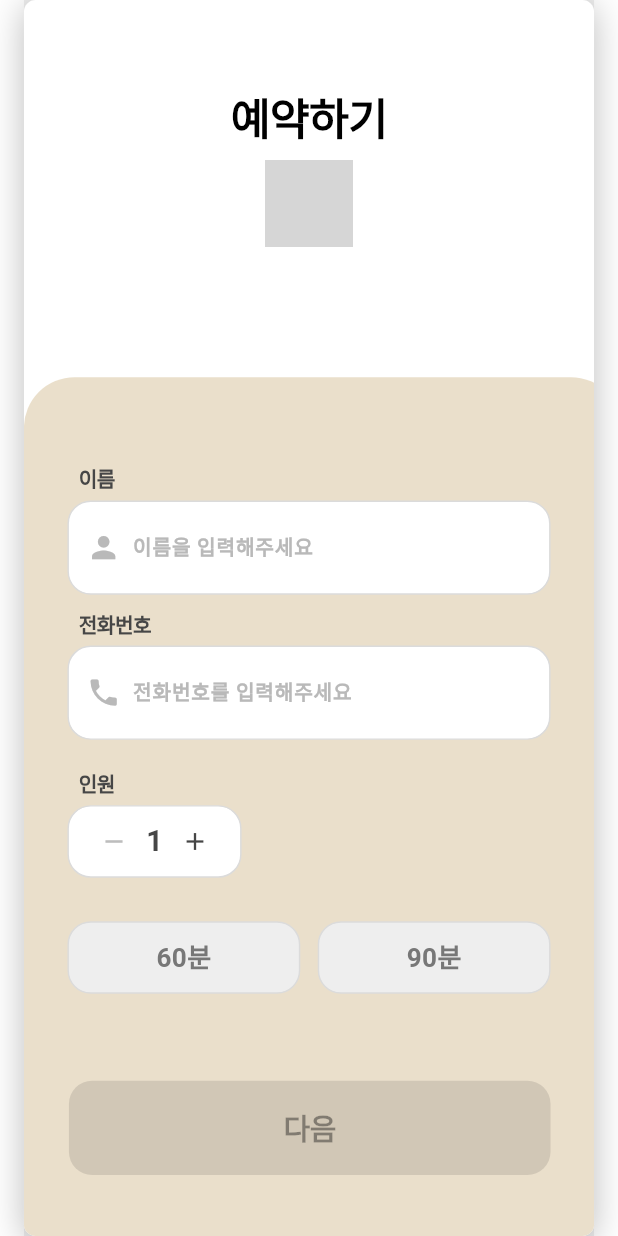
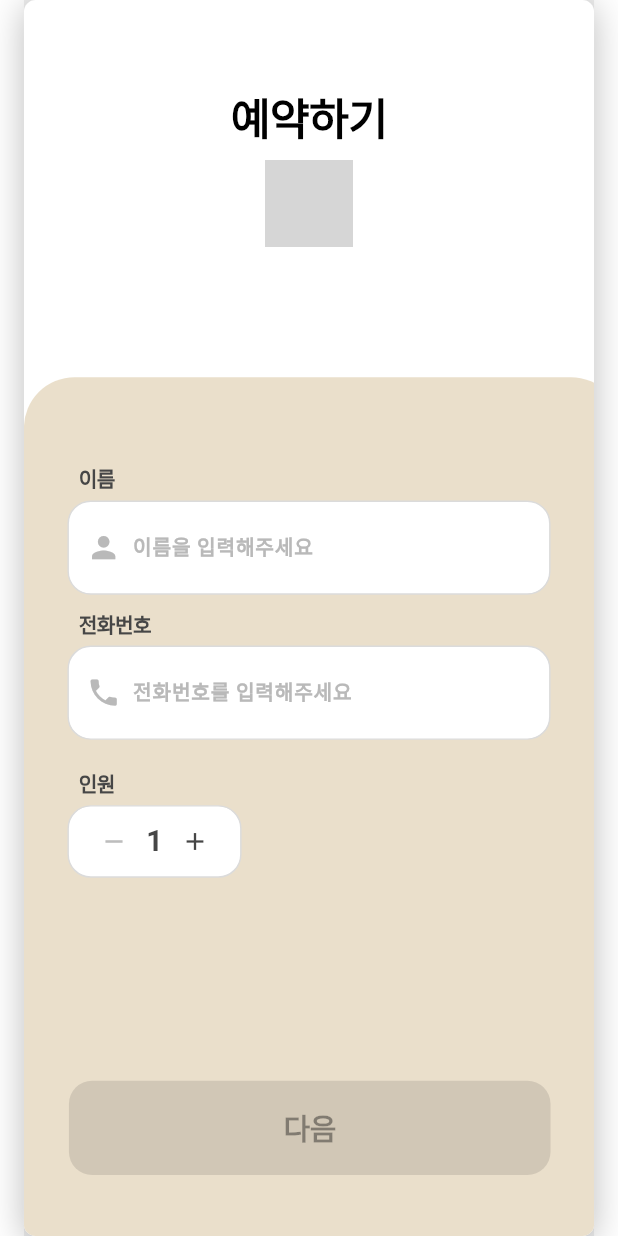
Before and after one commit to jungam5222/ku-tigers-hop, a Flutter app: the ReservationPage screen opened by its route, on a phone screen of 412 x 824 dp. Run offline on Flutter 3.47's test engine with Material 3 defaults, Android fonts, the phone set to English and light mode, and no system bars; missing offline and left inert: dart:html; network calls fail; Roboto replaces fonts that are missing (Pretendard); grey boxes are pictures that could not be loaded.

Commit message:
텍스트 수정

```diff
--- a/pub_frontend-main/lib/screens/additional_confirmation_page.dart
+++ b/pub_frontend-main/lib/screens/additional_confirmation_page.dart
@@ -66,7 +66,7 @@ class AdditionalConfirmationPage extends StatelessWidget {
               left: 87,
               top: 140,
               child: Text(
-                '문자(SMS)를 확인해주세요',
+                '계좌이체까지 해주셔야 주문이 완료됩니다.\n계좌번호: KB국민은행 93800201556124 심태윤',
                 style: TextStyle(
                   color: Colors.black,
                   fontSize: 20,
--- a/pub_frontend-main/lib/screens/confirmation_page.dart
+++ b/pub_frontend-main/lib/screens/confirmation_page.dart
@@ -86,7 +86,7 @@ class _ConfirmationPageState extends State<ConfirmationPage> {
               left: 91,
               top: 140,
               child: Text(
-                '문자(SMS)를 확인해주세요',
+                '계좌이체까지 해주셔야 주문이 완료됩니다.\n계좌번호: KB국민은행 93800201556124 심태윤',
                 style: TextStyle(
                   color: Colors.black,
                   fontSize: 20,
--- a/pub_frontend-main/lib/screens/guide_page.dart
+++ b/pub_frontend-main/lib/screens/guide_page.dart
@@ -7,9 +7,9 @@ class GuidePage extends StatefulWidget {
   const GuidePage({
     super.key,
     this.guideTexts = const [
-      '이용시간 60분 / 90분 중 선택 가능',
-      '외부 음식 반입 불가',
-      '테이블비 5000원',
+      '계좌이체까지 꼭 완료해주셔야 주문이 완료됩니다.',
+      '과음 등 안전에 항상 주의해주시길 바랍니다.',
+      '추가 문의사항은 직원에게 문의 바랍니다.',
     ],
   });
 
--- a/pub_frontend-main/lib/screens/reservation_page.dart
+++ b/pub_frontend-main/lib/screens/reservation_page.dart
@@ -282,82 +282,82 @@ class _ReservationPageState extends State<ReservationPage> {
             ),
 
             // 시간 선택: 초기엔 둘 다 비활성화 (0)
-            Positioned(
-              left: 30, right: 30, top: 635,
-              child: Row(
-                children: [
-                  Expanded(
-                    child: GestureDetector(
-                      onTap: () {
-                        setState(() => _selectedDuration = 60);
-                        service.setMinOrder(25000);
-                        service.setDuration(60);
-                      },
-                      child: Container(
-                        height: 50,
-                        decoration: BoxDecoration(
-                          color: _selectedDuration == 60
-                              ? Colors.white
-                              : const Color(0xFFEEEEEE),
-                          border: Border.all(
-                            color: _selectedDuration == 60
-                                ? const Color(0xFFBBBBBB)
-                                : const Color(0xFFDBDBDB),
-                          ),
-                          borderRadius: BorderRadius.circular(16),
-                        ),
-                        child: Center(
-                          child: Text(
-                            '60분',
-                            style: TextStyle(
-                              fontSize: 18, fontWeight: FontWeight.w700,
-                              color: _selectedDuration == 60
-                                  ? Colors.black
-                                  : const Color(0xFF777777),
-                            ),
-                          ),
-                        ),
-                      ),
-                    ),
-                  ),
-                  const SizedBox(width: 12),
-                  Expanded(
-                    child: GestureDetector(
-                      onTap: () {
-                        setState(() => _selectedDuration = 90);
-                        service.setMinOrder(40000);
-                        service.setDuration(90);
-                      },
-                      child: Container(
-                        height: 50,
-                        decoration: BoxDecoration(
-                          color: _selectedDuration == 90
-                              ? Colors.white
-                              : const Color(0xFFEEEEEE),
-                          border: Border.all(
-                            color: _selectedDuration == 90
-                                ? const Color(0xFFBBBBBB)
-                                : const Color(0xFFDBDBDB),
-                          ),
-                          borderRadius: BorderRadius.circular(16),
-                        ),
-                        child: Center(
-                          child: Text(
-                            '90분',
-                            style: TextStyle(
-                              fontSize: 18, fontWeight: FontWeight.w700,
-                              color: _selectedDuration == 90
-                                  ? Colors.black
-                                  : const Color(0xFF777777),
-                            ),
-                          ),
-                        ),
-                      ),
-                    ),
-                  ),
-                ],
-              ),
-            ),
+//            Positioned(
+//              left: 30, right: 30, top: 635,
+//              child: Row(
+//                children: [
+//                  Expanded(
+//                    child: GestureDetector(
+//                      onTap: () {
+//                        setState(() => _selectedDuration = 60);
+//                        service.setMinOrder(25000);
+//                        service.setDuration(60);
+//                      },
+//                      child: Container(
+//                        height: 50,
+//                        decoration: BoxDecoration(
+//                          color: _selectedDuration == 60
+//                              ? Colors.white
+//                              : const Color(0xFFEEEEEE),
+//                          border: Border.all(
+//                            color: _selectedDuration == 60
+//                                ? const Color(0xFFBBBBBB)
+//                                : const Color(0xFFDBDBDB),
+//                          ),
+//                          borderRadius: BorderRadius.circular(16),
+//                        ),
+//                        child: Center(
+//                          child: Text(
+//                            '60분',
+//                            style: TextStyle(
+//                              fontSize: 18, fontWeight: FontWeight.w700,
+//                              color: _selectedDuration == 60
+//                                  ? Colors.black
+//                                  : const Color(0xFF777777),
+//                            ),
+//                          ),
+//                        ),
+//                      ),
+//                    ),
+//                  ),
+//                  const SizedBox(width: 12),
+//                  Expanded(
+//                    child: GestureDetector(
+//                      onTap: () {
+//                        setState(() => _selectedDuration = 90);
+//                        service.setMinOrder(40000);
+//                        service.setDuration(90);
+//                      },
+//                      child: Container(
+//                        height: 50,
+//                        decoration: BoxDecoration(
+//                          color: _selectedDuration == 90
+//                              ? Colors.white
+//                              : const Color(0xFFEEEEEE),
+//                          border: Border.all(
+//                            color: _selectedDuration == 90
+//                                ? const Color(0xFFBBBBBB)
+//                                : const Color(0xFFDBDBDB),
+//                          ),
+//                          borderRadius: BorderRadius.circular(16),
+//                        ),
+//                        child: Center(
+//                          child: Text(
+//                            '90분',
+//                            style: TextStyle(
+//                              fontSize: 18, fontWeight: FontWeight.w700,
+//                              color: _selectedDuration == 90
+//                                  ? Colors.black
+//                                  : const Color(0xFF777777),
+//                            ),
+//                          ),
+//                        ),
+//                      ),
+//                    ),
+//                  ),
+//                ],
+//              ),
+//            ),
 
             // 최소 주문금액
             if (_selectedDuration != 0)
```
